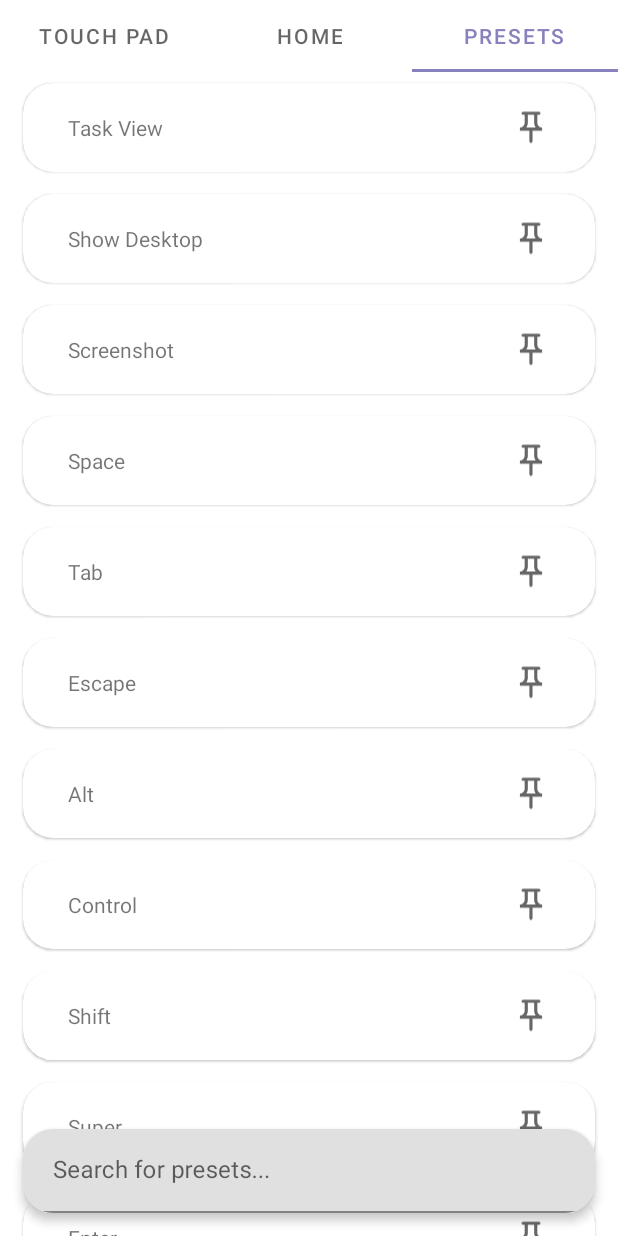
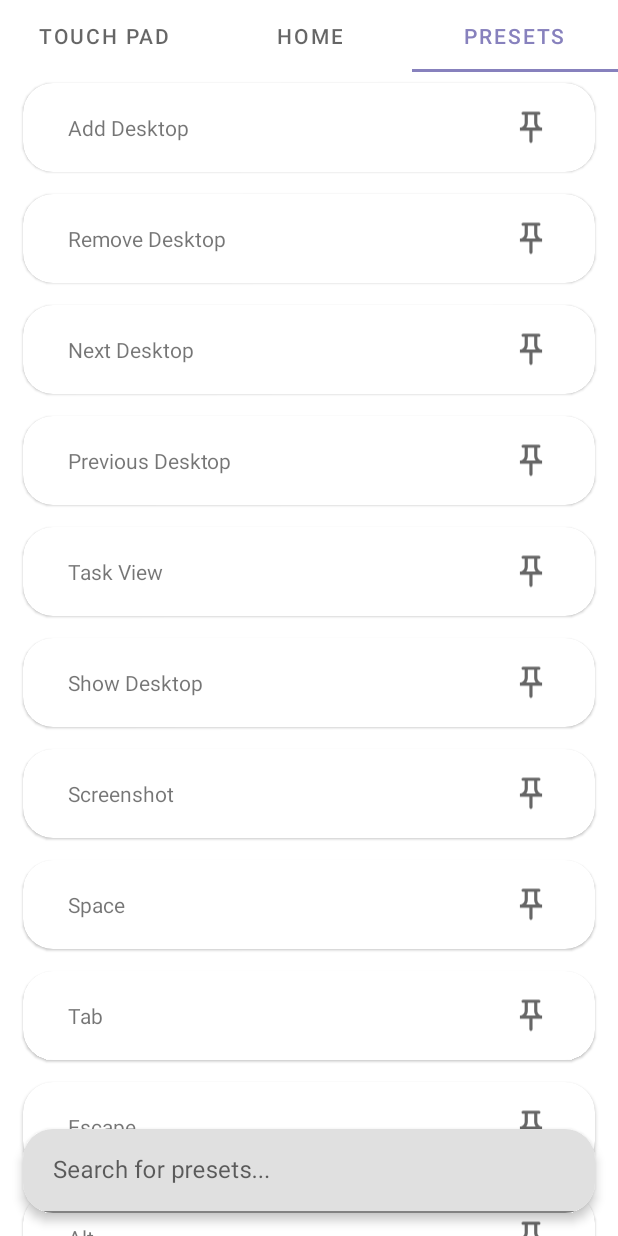
Before and after one commit to supersu-man/macronium-android, an Android app: the screen it shows after launch (MainActivity), tab 3 chosen, on a phone screen of 412 x 824 dp. Run offline under Robolectric (Android 15) with nearby library versions, the phone set to English and light mode, and no system bars; libraries missing offline, so code that uses them is left out: com.commit451.teleprinter, io.github.g00fy2.quickie; 2 statements that could not run were skipped.

Commit message:
feat: added v-desktop shortcuts

```diff
--- a/app/src/main/java/com/supersuman/macronium/Helper.kt
+++ b/app/src/main/java/com/supersuman/macronium/Helper.kt
@@ -5,6 +5,10 @@ import org.json.JSONArray
 import java.util.*
 
 val data :MutableList<MutableList<String>> = mutableListOf(
+    mutableListOf("Add Desktop", "LeftSuper+LeftControl+D"),
+    mutableListOf("Remove Desktop", "LeftSuper+LeftControl+F4"),
+    mutableListOf("Next Desktop", "LeftSuper+LeftControl+Right"),
+    mutableListOf("Previous Desktop", "LeftSuper+LeftControl+Left"),
     mutableListOf("Task View", "LeftSuper+Tab"),
     mutableListOf("Show Desktop", "LeftSuper+D"),
     mutableListOf("Screenshot", "LeftSuper+Print"),
--- a/app/src/main/res/layout/activity_main.xml
+++ b/app/src/main/res/layout/activity_main.xml
@@ -1,4 +1,5 @@
-<RelativeLayout xmlns:android="http://schemas.android.com/apk/res/android"
+<RelativeLayout
+    xmlns:android="http://schemas.android.com/apk/res/android"
     xmlns:app="http://schemas.android.com/apk/res-auto"
     android:layout_width="match_parent"
     android:layout_height="match_parent">
```
